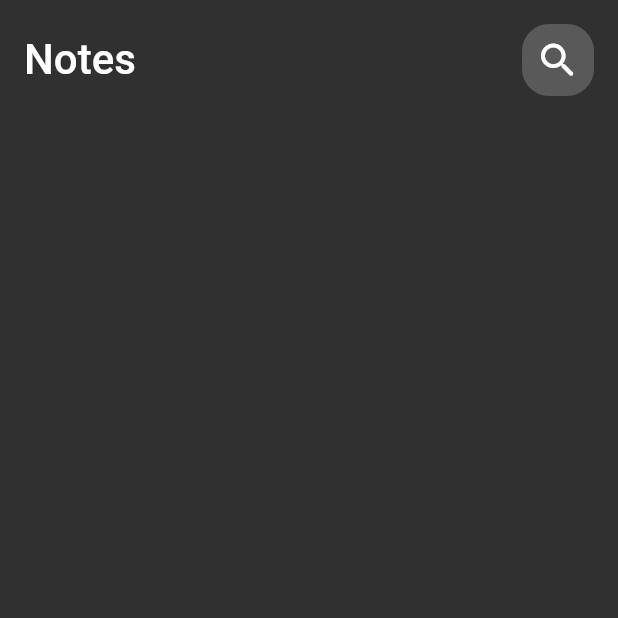
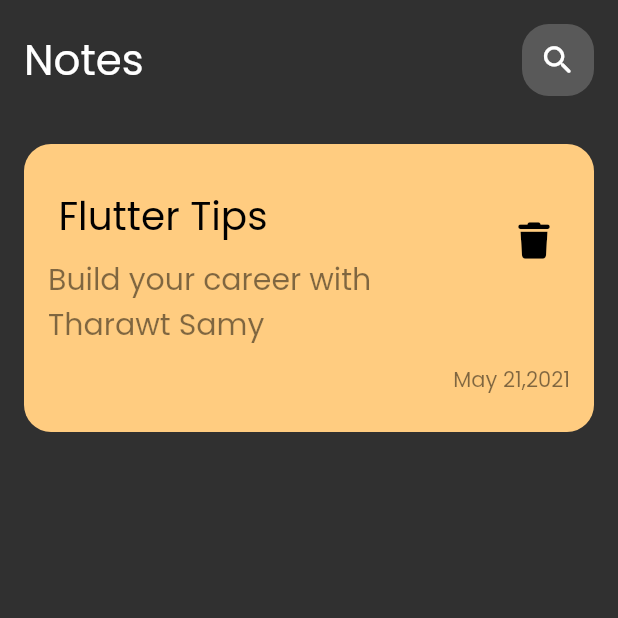
Before and after one commit to JohnAmir450/notes_app_exercise, a Flutter app: the screen it shows after launch, on a phone screen of 412 x 824 dp, the top half of it. Run offline on Flutter 3.47's test engine with Material 2 defaults, Android fonts, the phone set to English and light mode, and no system bars; our stand-ins replace font_awesome_flutter.

Commit message:
create custom note item

```diff
--- a/lib/main.dart
+++ b/lib/main.dart
@@ -13,7 +13,8 @@
   Widget build(BuildContext context) {
     return MaterialApp(
       title: 'Notes App',
-      theme: ThemeData.dark(),
+      theme: ThemeData(brightness: Brightness.dark,fontFamily: 'Poppins'),
+
       home: const NotesView(),
     );
   }
--- /dev/null
+++ b/lib/widgets/custom_note_item.dart
@@ -0,0 +1,51 @@
+import 'package:flutter/material.dart';
+import 'package:font_awesome_flutter/font_awesome_flutter.dart';
+
+class NoteItem extends StatelessWidget {
+  const NoteItem({
+    super.key,
+  });
+
+  @override
+  Widget build(BuildContext context) {
+    return Padding(
+      padding: const EdgeInsets.all(16.0),
+      child: Container(
+        padding:
+            const EdgeInsets.only(top: 24, bottom: 24, right: 16, left: 16),
+        decoration: BoxDecoration(
+            color: const Color(0xffFFCC80),
+            borderRadius: BorderRadius.circular(18)),
+        child: Column(
+          crossAxisAlignment: CrossAxisAlignment.end,
+          children: [
+            ListTile(
+              contentPadding: EdgeInsets.zero,
+              title: const Text(
+                ' Flutter Tips',
+                style: TextStyle(color: Colors.black, fontSize: 26),
+              ),
+              subtitle: Padding(
+                padding: const EdgeInsets.symmetric(vertical: 8.0),
+                child: Text('Build your career with Tharawt Samy',
+                    style: TextStyle(
+                        fontSize: 20, color: Colors.black.withOpacity(0.5))),
+              ),
+              trailing: IconButton(
+                icon: const Icon(
+                  FontAwesomeIcons.trash,
+                  color: Colors.black,
+                ),
+                onPressed: () {},
+              ),
+            ),
+            Text(
+              'May 21,2021',
+              style: TextStyle(color: Colors.black.withOpacity(0.5)),
+            )
+          ],
+        ),
+      ),
+    );
+  }
+}
--- a/lib/widgets/custom_search_icon.dart
+++ b/lib/widgets/custom_search_icon.dart
@@ -14,7 +14,7 @@
         child: IconButton(
           icon: const Icon(
             Icons.search_rounded,
-            size: 30,
+            size: 25,
           ),
           onPressed: () {},
         ));
--- a/lib/widgets/notes_view_body.dart
+++ b/lib/widgets/notes_view_body.dart
@@ -1,6 +1,8 @@
+// ignore_for_file: unnecessary_const
+
 import 'package:flutter/material.dart';
-
 import 'custom_app_bar.dart';
+import 'custom_note_item.dart';
 
 class NotesViewBody extends StatelessWidget {
   const NotesViewBody({super.key});
@@ -10,7 +12,8 @@
     return const Scaffold(
         body: Column(
       children: [
-        CustomAppBar(),
+       CustomAppBar(),
+        NoteItem()
       ],
     ));
   }
```
Also changed, not shown: pubspec.yaml (+5 -4 lines), assets/Poppins-Regular.ttf (added), lib/widgets/custom_app_bar.dart (line endings or trailing spaces), pubspec.lock.
